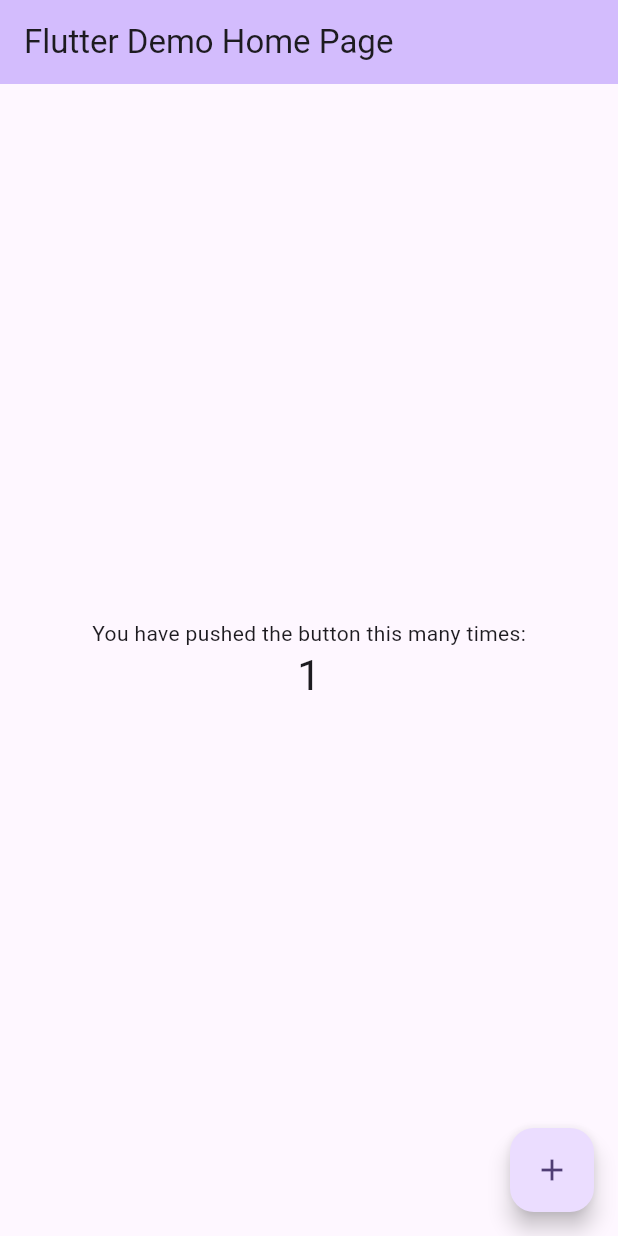
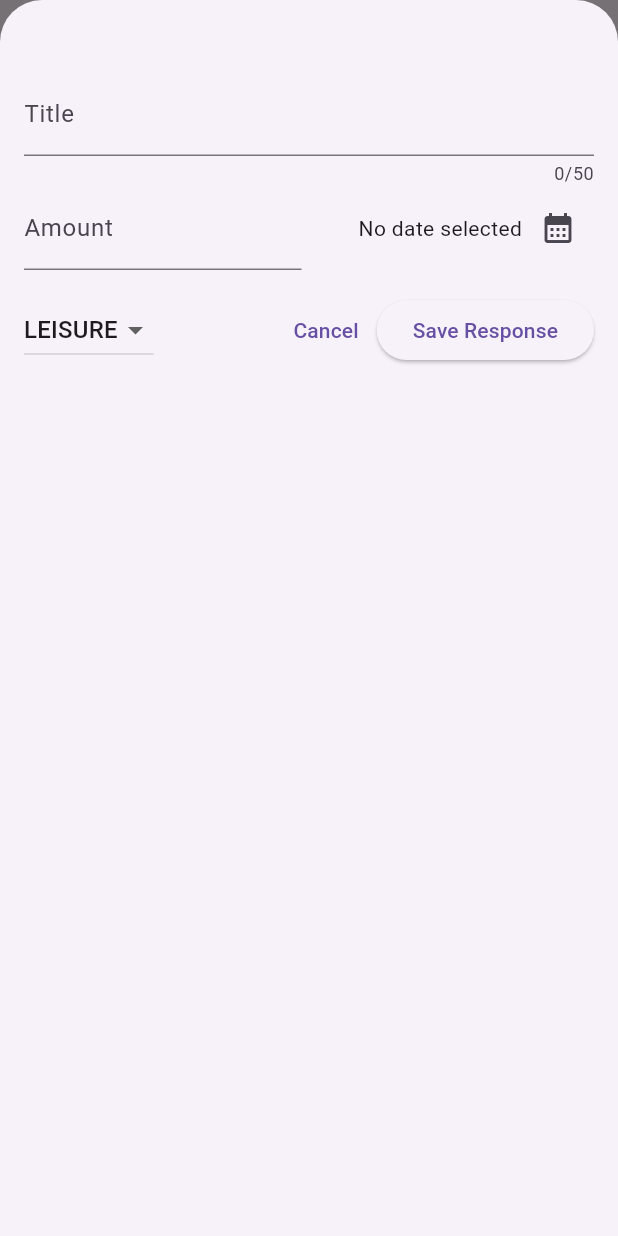
Before and after one commit to gauravwani-coditas/Expense-Tracker-App, a Flutter app: the screen it shows after launch, after a tap on the "add" icon, on a phone screen of 412 x 824 dp. Run offline on Flutter 3.47's test engine with Material 3 defaults, Android fonts, the phone set to English and light mode, and no system bars.

```diff
--- /dev/null
+++ b/lib/Expenses.dart
@@ -0,0 +1,86 @@
+import "package:expense_tracker_app/NewExpense.dart";
+import "package:expense_tracker_app/models/Expense.dart";
+import "package:expense_tracker_app/widgets/ExpenseList.dart";
+import "package:flutter/material.dart";
+
+class Expenses extends StatefulWidget {
+  @override
+  State<StatefulWidget> createState() {
+    return _ExpenseState();
+  }
+}
+
+class _ExpenseState extends State<Expenses> {
+
+
+  final List<Expense> _expenseList = [
+    Expense("Rajbhog Kachori", 120, DateTime.now(), Category.food),
+    Expense("Sinhagad", 220, DateTime.now(), Category.travel),
+    Expense("Earphones", 450, DateTime.now(), Category.work),
+  ];
+
+  void _onAddNewExpense(Expense expense){
+    setState(() {
+      _expenseList.add(expense);
+    });
+  }
+
+  void _onRemoveExpense(Expense expense){
+    int expenseIndex = _expenseList.indexOf(expense);
+    setState(() {
+      _expenseList.remove(expense);
+    });
+    ScaffoldMessenger.of(context).clearSnackBars();
+    ScaffoldMessenger.of(context).showSnackBar(SnackBar(content: const Text("Expense Deleted !"),action: SnackBarAction(label: "Undo", onPressed: (){
+      setState(() {
+         _expenseList.insert(expenseIndex,expense);
+      });
+    }),),);
+  }
+
+  void _openAddExpenseOverlay(BuildContext context) {
+    showModalBottomSheet(
+        isScrollControlled: true,
+        context: context,
+        builder: (ctx) {
+          return NewExpense(_onAddNewExpense);
+        });
+  }
+
+
+  @override
+  Widget build(BuildContext context) {
+
+    Widget mainContent = Center(
+      child: Text("No Expense found. Start adding some !"),
+    );
+
+    if(_expenseList.isNotEmpty){
+      mainContent = ExpenseList(_expenseList,_onRemoveExpense);
+    }
+
+    return Scaffold(
+      appBar: AppBar(
+        title: const Text("Expense Tracker"),
+        actions: [
+          IconButton(
+              onPressed: (){_openAddExpenseOverlay(context);},
+              icon: const Icon(
+                Icons.add,
+              ))
+        ],
+      ),
+      body: Padding(
+        padding: const EdgeInsets.all(10),
+        child: Column(
+          children: [
+            const Text("The Chart"),
+            Expanded(
+              child: mainContent,
+            ),
+          ],
+        ),
+      ),
+    );
+  }
+}
--- /dev/null
+++ b/lib/NewExpense.dart
@@ -0,0 +1,162 @@
+import "package:expense_tracker_app/models/Expense.dart";
+
+import "package:flutter/material.dart";
+
+class NewExpense extends StatefulWidget {
+  const NewExpense(this._addNewExpense, {super.key});
+
+  final void Function(Expense expense) _addNewExpense;
+
+  @override
+  State<StatefulWidget> createState() {
+    return _NewExpenseState();
+  }
+}
+
+class _NewExpenseState extends State<NewExpense> {
+  final TextEditingController _textController = TextEditingController();
+  final TextEditingController _amountController = TextEditingController();
+
+  DateTime? _selectedDate;
+  Category _selectedCategory = Category.leisure;
+
+  void _openCalendar(context) async {
+    final nowDate = DateTime.now();
+    final firstDate = DateTime(nowDate.year - 1, nowDate.month, nowDate.day);
+    final currentDate = await showDatePicker(
+        context: context, firstDate: firstDate, lastDate: nowDate);
+
+    setState(() {
+      _selectedDate = currentDate;
+    });
+  }
+
+  void submitExpenseData() {
+    final enteredAmount = double.tryParse(_amountController.text);
+    final amountIsValid = enteredAmount == null || enteredAmount <= 0;
+
+    if (_textController.text.isEmpty || amountIsValid) {
+      showDialog(
+        context: context,
+        builder: (cxt) => AlertDialog(
+          title: const Text("Invalid Input"),
+          content: const Text(
+              "Please give correct Title, amount, category and date"),
+          actions: [
+            TextButton(
+                onPressed: () {
+                  Navigator.pop(cxt);
+                },
+                child: const Text("Okay"))
+          ],
+        ),
+      );
+      return;
+    }
+
+    widget._addNewExpense(Expense(_textController.text, enteredAmount,
+        _selectedDate!, _selectedCategory));
+    Navigator.pop(context);
+
+  }
+
+  @override
+  void dispose() {
+    _textController.dispose();
+    _amountController.dispose();
+    super.dispose();
+  }
+
+  @override
+  Widget build(BuildContext context) {
+    return Padding(
+      padding: const EdgeInsets.fromLTRB(16, 48, 16,16),
+      child: Column(
+        children: [
+          TextField(
+            controller: _textController,
+            maxLength: 50,
+            keyboardType: TextInputType.text,
+            decoration: const InputDecoration(
+              label: Text("Title"),
+            ),
+          ),
+          Row(
+            children: [
+              Expanded(
+                child: TextField(
+                  controller: _amountController,
+                  keyboardType: TextInputType.number,
+                  decoration: const InputDecoration(
+                    prefixText: '\$',
+                    label: Text("Amount"),
+                  ),
+                ),
+              ),
+              const SizedBox(
+                width: 10,
+              ),
+              Expanded(
+                child: Row(
+                  mainAxisAlignment: MainAxisAlignment.end,
+                  children: [
+                    Text(
+                      _selectedDate == null
+                          ? "No date selected"
+                          : formatter.format(_selectedDate!),
+                    ),
+                    IconButton(
+                      onPressed: () {
+                        _openCalendar(context);
+                      },
+                      icon: const Icon(Icons.calendar_month),
+                    ),
+                  ],
+                ),
+              )
+            ],
+          ),
+          const SizedBox(
+            height: 16,
+          ),
+          Row(
+            children: [
+              DropdownButton(
+                  value: _selectedCategory,
+                  items: Category.values
+                      .map(
+                        (category) => DropdownMenuItem(
+                          value: category,
+                          child: Text(
+                            category.name.toString().toUpperCase(),
+                          ),
+                        ),
+                      )
+                      .toList(),
+                  onChanged: (value) {
+                    setState(() {
+                      if (value == null) {
+                        return;
+                      } else {
+                        _selectedCategory = value;
+                      }
+                    });
+                  }),
+              const Spacer(),
+              TextButton(
+                  onPressed: () {
+                    Navigator.pop(context);
+                  },
+                  child: const Text("Cancel")),
+              ElevatedButton(
+                  onPressed: () {
+                    submitExpenseData();
+                  },
+                  child: const Text("Save Response")),
+            ],
+          ),
+        ],
+      ),
+    );
+  }
+}
--- a/lib/main.dart
+++ b/lib/main.dart
@@ -1,125 +1,12 @@
-import 'package:flutter/material.dart';
+import "package:expense_tracker_app/Expenses.dart";
+import "package:flutter/material.dart";
 
-void main() {
-  runApp(const MyApp());
+void main(){
+  runApp(
+    MaterialApp(
+      debugShowCheckedModeBanner: false,
+      theme: ThemeData(),
+      home: Expenses(),
+    )
+  );
 }
-
-class MyApp extends StatelessWidget {
-  const MyApp({super.key});
-
-  // This widget is the root of your application.
-  @override
-  Widget build(BuildContext context) {
-    return MaterialApp(
-      title: 'Flutter Demo',
-      theme: ThemeData(
-        // This is the theme of your application.
-        //
-        // TRY THIS: Try running your application with "flutter run". You'll see
-        // the application has a purple toolbar. Then, without quitting the app,
-        // try changing the seedColor in the colorScheme below to Colors.green
-        // and then invoke "hot reload" (save your changes or press the "hot
-        // reload" button in a Flutter-supported IDE, or press "r" if you used
-        // the command line to start the app).
-        //
-        // Notice that the counter didn't reset back to zero; the application
-        // state is not lost during the reload. To reset the state, use hot
-        // restart instead.
-        //
-        // This works for code too, not just values: Most code changes can be
-        // tested with just a hot reload.
-        colorScheme: ColorScheme.fromSeed(seedColor: Colors.deepPurple),
-        useMaterial3: true,
-      ),
-      home: const MyHomePage(title: 'Flutter Demo Home Page'),
-    );
-  }
-}
-
-class MyHomePage extends StatefulWidget {
-  const MyHomePage({super.key, required this.title});
-
-  // This widget is the home page of your application. It is stateful, meaning
-  // that it has a State object (defined below) that contains fields that affect
-  // how it looks.
-
-  // This class is the configuration for the state. It holds the values (in this
-  // case the title) provided by the parent (in this case the App widget) and
-  // used by the build method of the State. Fields in a Widget subclass are
-  // always marked "final".
-
-  final String title;
-
-  @override
-  State<MyHomePage> createState() => _MyHomePageState();
-}
-
-class _MyHomePageState extends State<MyHomePage> {
-  int _counter = 0;
-
-  void _incrementCounter() {
-    setState(() {
-      // This call to setState tells the Flutter framework that something has
-      // changed in this State, which causes it to rerun the build method below
-      // so that the display can reflect the updated values. If we changed
-      // _counter without calling setState(), then the build method would not be
-      // called again, and so nothing would appear to happen.
-      _counter++;
-    });
-  }
-
-  @override
-  Widget build(BuildContext context) {
-    // This method is rerun every time setState is called, for instance as done
-    // by the _incrementCounter method above.
-    //
-    // The Flutter framework has been optimized to make rerunning build methods
-    // fast, so that you can just rebuild anything that needs updating rather
-    // than having to individually change instances of widgets.
-    return Scaffold(
-      appBar: AppBar(
-        // TRY THIS: Try changing the color here to a specific color (to
-        // Colors.amber, perhaps?) and trigger a hot reload to see the AppBar
-        // change color while the other colors stay the same.
-        backgroundColor: Theme.of(context).colorScheme.inversePrimary,
-        // Here we take the value from the MyHomePage object that was created by
-        // the App.build method, and use it to set our appbar title.
-        title: Text(widget.title),
-      ),
-      body: Center(
-        // Center is a layout widget. It takes a single child and positions it
-        // in the middle of the parent.
-        child: Column(
-          // Column is also a layout widget. It takes a list of children and
-          // arranges them vertically. By default, it sizes itself to fit its
-          // children horizontally, and tries to be as tall as its parent.
-          //
-          // Column has various properties to control how it sizes itself and
-          // how it positions its children. Here we use mainAxisAlignment to
-          // center the children vertically; the main axis here is the vertical
-          // axis because Columns are vertical (the cross axis would be
-          // horizontal).
-          //
-          // TRY THIS: Invoke "debug painting" (choose the "Toggle Debug Paint"
-          // action in the IDE, or press "p" in the console), to see the
-          // wireframe for each widget.
-          mainAxisAlignment: MainAxisAlignment.center,
-          children: <Widget>[
-            const Text(
-              'You have pushed the button this many times:',
-            ),
-            Text(
-              '$_counter',
-              style: Theme.of(context).textTheme.headlineMedium,
-            ),
-          ],
-        ),
-      ),
-      floatingActionButton: FloatingActionButton(
-        onPressed: _incrementCounter,
-        tooltip: 'Increment',
-        child: const Icon(Icons.add),
-      ), // This trailing comma makes auto-formatting nicer for build methods.
-    );
-  }
-}
--- /dev/null
+++ b/lib/models/Expense.dart
@@ -0,0 +1,35 @@
+
+import "package:flutter/material.dart";
+import 'package:uuid/uuid.dart';
+import 'package:intl/intl.dart';
+
+const uuid = Uuid();
+final formatter =  DateFormat.yMd();
+
+enum Category {food,travel,leisure,work}
+
+const categoryIcons = {
+  Category.food : Icons.lunch_dining,
+  Category.leisure : Icons.movie,
+  Category.travel : Icons.flight_takeoff,
+  Category.work : Icons.work,
+};
+
+
+class Expense{
+
+  Expense(this.title,this.amount,this.date,this.category):id=uuid.v4();
+
+  final String id;
+  final String title;
+  final double amount;
+  final DateTime date;
+  final Category category;
+
+
+  String get formattedDate{
+    return formatter.format(date);
+  }
+
+
+}
--- /dev/null
+++ b/lib/widgets/ExpenseItem.dart
@@ -0,0 +1,44 @@
+
+import 'package:expense_tracker_app/models/Expense.dart';
+import 'package:flutter/material.dart';
+
+class ExpenseItem extends StatelessWidget {
+  const ExpenseItem(this.expense, {super.key});
+
+  final Expense expense;
+
+
+  @override
+  Widget build(BuildContext context) {
+
+    return Card(
+      margin: const EdgeInsets.all(15),
+      child: Padding(
+          padding: const EdgeInsets.symmetric(
+            horizontal: 20,
+            vertical: 16,
+          ),
+          child: Column(
+            children: [
+              Text(expense.title),
+              const SizedBox(
+                height: 10,
+              ),
+              Row(
+                children: [
+                  Text("\$${expense.amount.toStringAsFixed(2)}"),
+                  const Spacer(),
+                  Row(
+                    children: [
+                      Icon(categoryIcons[expense.category]),
+                      const SizedBox(width: 5),
+                      Text(expense.formattedDate),
+                    ],
+                  )
+                ],
+              )
+            ],
+          )),
+    );
+  }
+}
--- /dev/null
+++ b/lib/widgets/ExpenseList.dart
@@ -0,0 +1,20 @@
+import 'package:expense_tracker_app/models/Expense.dart';
+import 'package:expense_tracker_app/widgets/ExpenseItem.dart';
+import 'package:flutter/material.dart';
+
+class ExpenseList extends StatelessWidget {
+  const ExpenseList(this._expenseList,this.onRemoveExpense, {super.key});
+
+  final List<Expense> _expenseList;
+  final void Function(Expense expense) onRemoveExpense;
+
+  @override
+  Widget build(BuildContext context) {
+    return ListView.builder(
+        itemCount: _expenseList.length,
+        itemBuilder: (cxt, index) => Dismissible(
+          key: ValueKey(_expenseList[index]),
+          onDismissed: (direction) => onRemoveExpense(_expenseList[index]),
+          child: ExpenseItem(_expenseList[index])));
+  }
+}
--- a/pubspec.yaml
+++ b/pubspec.yaml
@@ -35,6 +35,8 @@ dependencies:
   # The following adds the Cupertino Icons font to your application.
   # Use with the CupertinoIcons class for iOS style icons.
   cupertino_icons: ^1.0.6
+  uuid: ^4.3.3
+  intl: ^0.19.0
 
 dev_dependencies:
   flutter_test:
```
Also changed, not shown: pubspec.lock.
